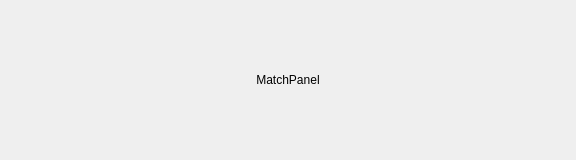
vaginessa/yaragui, file src/ui/match_panel.ui: the form before one commit.
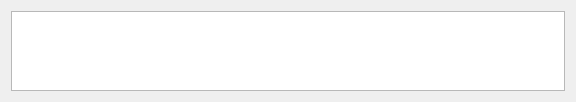
The form after the commit.

Patch:
```diff
--- a/src/ui/match_panel.ui
+++ b/src/ui/match_panel.ui
@@ -7,22 +7,15 @@
     <x>0</x>
     <y>0</y>
     <width>576</width>
-    <height>160</height>
+    <height>102</height>
    </rect>
   </property>
   <property name="windowTitle">
    <string>Form</string>
   </property>
-  <layout class="QVBoxLayout" name="verticalLayout">
+  <layout class="QHBoxLayout" name="layout">
    <item>
-    <widget class="QLabel" name="label">
-     <property name="text">
-      <string>MatchPanel</string>
-     </property>
-     <property name="alignment">
-      <set>Qt::AlignCenter</set>
-     </property>
-    </widget>
+    <widget class="QTextEdit" name="info"/>
    </item>
   </layout>
  </widget>
```
